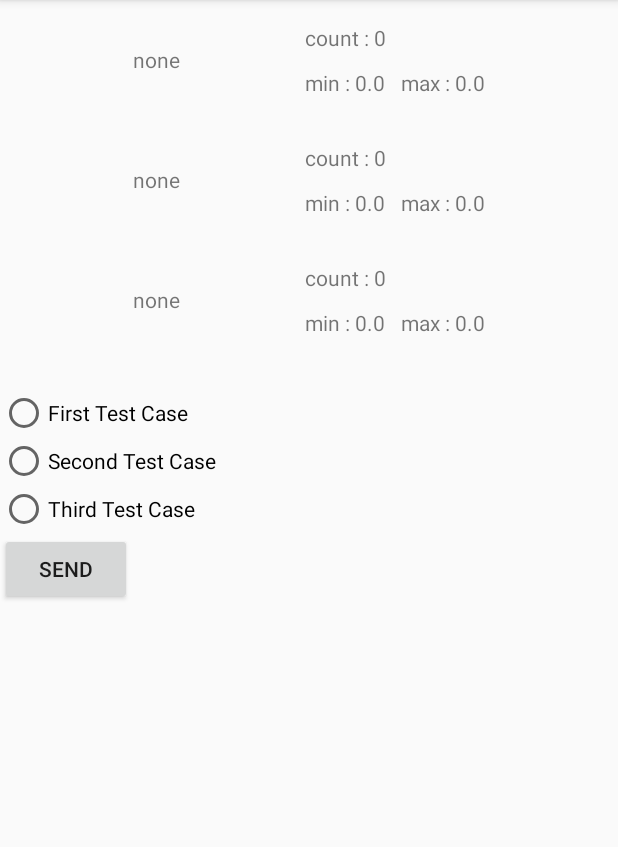
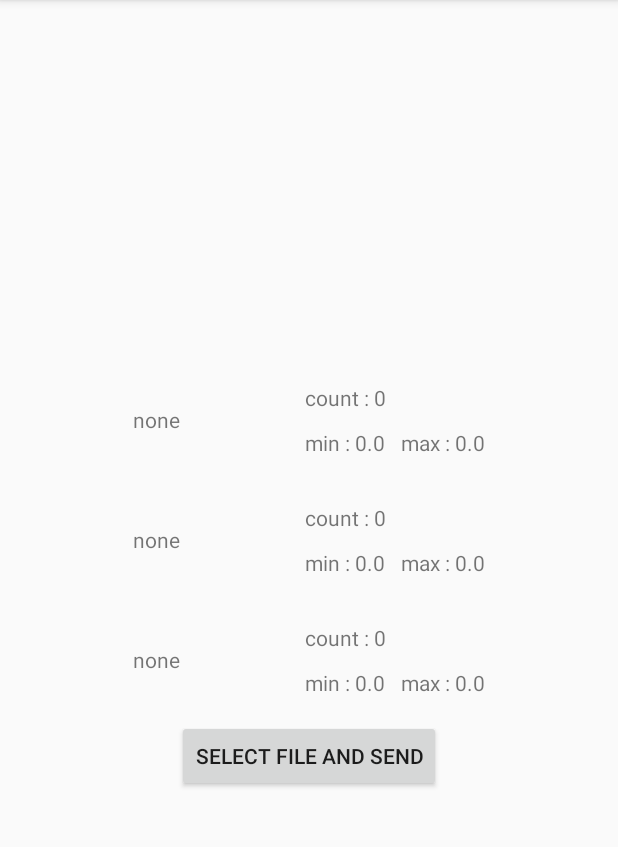
Before and after one commit to seunghwanly/des3776-01-application, an Android app: the screen it shows after launch (MainActivity), on a phone screen of 412 x 824 dp, the part 84-931 px from its top. Run offline under Robolectric (Android 15) with nearby library versions, the phone set to English and light mode, and no system bars; our stand-ins replace data binding.

Commit message:
android get result after file upload
- asynchronous way to get result
- copying real file to cachdir
- added multipart request interface

```diff
--- a/android/app/src/main/AndroidManifest.xml
+++ b/android/app/src/main/AndroidManifest.xml
@@ -2,6 +2,7 @@
 <manifest xmlns:android="http://schemas.android.com/apk/res/android"
     package="com.example.des3776">
     <uses-permission android:name="android.permission.INTERNET" />
+    <uses-permission android:name="android.permission.READ_EXTERNAL_STORAGE" />
     <application
         android:allowBackup="true"
         android:icon="@mipmap/ic_launcher"
--- a/android/app/src/main/java/com/example/des3776/HypertensionAPI.kt
+++ b/android/app/src/main/java/com/example/des3776/HypertensionAPI.kt
@@ -1,13 +1,19 @@
 package com.example.des3776
 
 import com.google.gson.JsonObject
+import okhttp3.MultipartBody
 import retrofit2.Call
-import retrofit2.http.GET
-import retrofit2.http.Query
+import retrofit2.http.*
 
 interface HyperTensionAPI {
     @GET("hypertensions")
     fun getEvaluation(
         @Query("index") index: Int
     ): Call<JsonObject>
+
+    @Multipart
+    @POST("hypertensions")
+    fun getResultFromFile(
+        @Part body: MultipartBody.Part,
+    ): Call<JsonObject>
 }
--- a/android/app/src/main/java/com/example/des3776/MainActivity.kt
+++ b/android/app/src/main/java/com/example/des3776/MainActivity.kt
@@ -1,32 +1,49 @@
 package com.example.des3776
 
 import android.annotation.SuppressLint
-import androidx.appcompat.app.AppCompatActivity
+import android.content.Intent
+import android.net.Uri
 import android.os.Bundle
 import android.util.Log
 import android.view.View
-import android.widget.*
+import android.widget.Button
+import androidx.activity.result.ActivityResultCallback
+import androidx.activity.result.ActivityResultLauncher
+import androidx.activity.result.contract.ActivityResultContracts
+import androidx.appcompat.app.AppCompatActivity
 import androidx.databinding.DataBindingUtil
-import androidx.lifecycle.MutableLiveData
 import androidx.lifecycle.Observer
-import androidx.lifecycle.ViewModelProviders
+import androidx.lifecycle.ViewModelProvider
 import androidx.recyclerview.widget.LinearLayoutManager
 import com.example.des3776.databinding.ActivityMainBinding
 import com.google.gson.JsonObject
-import retrofit2.*
+import okhttp3.MediaType
+import okhttp3.MultipartBody
+import okhttp3.RequestBody
+import retrofit2.Call
+import retrofit2.Callback
+import retrofit2.Response
+import retrofit2.Retrofit
 import retrofit2.converter.gson.GsonConverterFactory
+import java.io.File
+import java.io.FileInputStream
+import java.io.FileOutputStream
+
 
 class MainActivity : AppCompatActivity() {
     private lateinit var binding: ActivityMainBinding
     private lateinit var viewmodel: HypertensionViewModel
-    private var selectedIndex: Int = 1
+    private var selectedFileURI: Uri? = null
+    private lateinit var intentLauncher: ActivityResultLauncher<Intent>
 
+    //    private lateinit var intentLauncher: ActivityResultLauncher<String>
     @SuppressLint("SetTextI18n")
     override fun onCreate(savedInstanceState: Bundle?) {
         super.onCreate(savedInstanceState)
         // Data binding
         binding = DataBindingUtil.setContentView(this, R.layout.activity_main)
-        viewmodel = ViewModelProviders.of(this).get(HypertensionViewModel::class.java)
+        viewmodel = ViewModelProvider(this).get(HypertensionViewModel::class.java)
+
         binding.activity = this@MainActivity
         setRecyclerView()
 
@@ -40,26 +57,20 @@ class MainActivity : AppCompatActivity() {
             }
         viewmodel.observableData.observe(this, dataObserver)
 
-        val reqText: TextView = findViewById(R.id.desc_text)
-        val radioGroup: RadioGroup = findViewById(R.id.radio_group)
-        val radio1: RadioButton = findViewById(R.id.radio_1)
-        val radio2: RadioButton = findViewById(R.id.radio_2)
-        val radio3: RadioButton = findViewById(R.id.radio_3)
+        intentLauncher = registerForActivityResult(
+            ActivityResultContracts.StartActivityForResult(),
+//            ActivityResultContracts.GetContent(),
+            ActivityResultCallback { res ->
+//                selectedFileURI = res
+                if (res.resultCode == RESULT_OK) {
+                    selectedFileURI = res.data?.data
+                    Log.d("onActivityResult", selectedFileURI!!.toString())
+                }
+            }
+        )
+
         val reqBtn: Button = findViewById(R.id.req_btn)
-
-        // set attributes
-        radioGroup.setOnCheckedChangeListener { radioGroup, index ->
-            when (index) {
-                R.id.radio_1 -> selectedIndex = 1
-                R.id.radio_2 -> selectedIndex = 2
-                R.id.radio_3 -> selectedIndex = 3
-            }
-            reqText.text = "You have selected " + selectedIndex.toString()
-        }
-        radio1.text = "First Test Case"
-        radio2.text = "Second Test Case"
-        radio3.text = "Third Test Case"
-        reqBtn.text = "Send"
+        reqBtn.text = "Select File and Send"
     }
 
     private fun setRecyclerView() {
@@ -70,20 +81,59 @@ class MainActivity : AppCompatActivity() {
     }
 
     fun getEvaluationOfSelectedTestCase(view: View) {
+        /// select file first
+        val selectFileIntent = Intent().setType("*/*").setAction(Intent.ACTION_GET_CONTENT)
+        selectFileIntent.addCategory(Intent.CATEGORY_OPENABLE)
+//        selectFileIntent.type = "text/comma-separated-values"
+        selectFileIntent.addFlags(Intent.FLAG_GRANT_READ_URI_PERMISSION)
+        // execute
+        intentLauncher.launch(selectFileIntent)
 
-        val baseURL = "http://10.0.2.2:5000/"
+        if (selectedFileURI != null) {
+            // convert to inputStream
+            val inputStream = contentResolver.openInputStream(selectedFileURI!!)!!
+            val newlyWrittenFile =
+                File(cacheDir.absolutePath + "/" + selectedFileURI!!.port)
+
+            // write new file with outputStream
+            val outputStream = FileOutputStream(newlyWrittenFile)
+            val buf = ByteArray(1024)
+            var len: Int
+            while (true) {
+                len = inputStream.read(buf, 0, 1024)
+                if (len > 0) {
+                    outputStream.write(buf, 0, len)
+                } else break
+            }
+
+            outputStream.close()
+
+            Log.d("fileNEW", "wrote everything")
+
+            val requestFile = RequestBody.create(
+                MediaType.parse(contentResolver.getType(selectedFileURI!!)!!),
+                newlyWrittenFile
+            )
+            val requestBody =
+                MultipartBody.Part.createFormData("file", newlyWrittenFile.name, requestFile)
+
+            // execute the request
             // use Retrofit to create request
+            val baseURL = "http://10.0.2.2:3000/"
             val retrofit =
-            Retrofit.Builder().baseUrl(baseURL).addConverterFactory(GsonConverterFactory.create())
+                Retrofit.Builder().baseUrl(baseURL)
+                    .addConverterFactory(GsonConverterFactory.create())
                     .build()
             val api = retrofit.create(HyperTensionAPI::class.java)
-        val callGetEvaluation = api.getEvaluation(selectedIndex)
+            val call = api.getResultFromFile(requestBody)
 
-        callGetEvaluation.enqueue(object : Callback<JsonObject> {
+            /// use in asychronous way
+            call.enqueue(object : Callback<JsonObject> {
                 override fun onResponse(
                     call: Call<JsonObject>,
                     response: Response<JsonObject>
                 ) {
+                    Log.d("onCall", call.isExecuted.toString() + call.toString())
                     val results = response.body()?.getAsJsonArray("result")
 
                     if (results != null) {
@@ -101,7 +151,6 @@ class MainActivity : AppCompatActivity() {
                         Log.d("getEvaluationOfSelectedTestCase", parsedHypertensions.toString())
                         viewmodel.observableData.postValue(parsedHypertensions as ArrayList<Hypertension>?)
                     }
-                Log.d("onRequest", "success ${results.toString()}")
                 }
 
                 override fun onFailure(call: Call<JsonObject>, t: Throwable) {
@@ -110,3 +159,4 @@ class MainActivity : AppCompatActivity() {
             })
         }
     }
+}
--- a/android/app/src/main/res/layout/activity_main.xml
+++ b/android/app/src/main/res/layout/activity_main.xml
@@ -14,42 +14,13 @@
         android:layout_width="match_parent"
         android:layout_height="match_parent"
         android:orientation="vertical"
+        android:gravity="center"
         tools:context=".MainActivity">
 
         <androidx.recyclerview.widget.RecyclerView
             android:id="@+id/geno_recyclerview"
             android:layout_width="match_parent"
             android:layout_height="wrap_content" />
-
-        <TextView
-            android:id="@+id/desc_text"
-            android:layout_width="wrap_content"
-            android:layout_height="wrap_content" />
-
-        <RadioGroup
-            android:id="@+id/radio_group"
-            android:layout_width="match_parent"
-            android:layout_height="wrap_content"
-            android:orientation="vertical">
-
-            <RadioButton
-                android:id="@+id/radio_1"
-                android:layout_width="match_parent"
-                android:layout_height="wrap_content"
-                android:layout_weight="1" />
-
-            <RadioButton
-                android:id="@+id/radio_2"
-                android:layout_width="match_parent"
-                android:layout_height="wrap_content"
-                android:layout_weight="1" />
-
-            <RadioButton
-                android:id="@+id/radio_3"
-                android:layout_width="match_parent"
-                android:layout_height="wrap_content"
-                android:layout_weight="1" />
-        </RadioGroup>
 
         <Button
             android:id="@+id/req_btn"
--- a/android/build.gradle
+++ b/android/build.gradle
@@ -8,7 +8,7 @@ buildscript {
 
     }
     dependencies {
-        classpath 'com.android.tools.build:gradle:3.6.1'
+        classpath 'com.android.tools.build:gradle:3.6.4'
         classpath "org.jetbrains.kotlin:kotlin-gradle-plugin:$kotlin_version"
 
         // NOTE: Do not place your application dependencies here; they belong
@@ -20,7 +20,9 @@ allprojects {
     repositories {
         google()
         jcenter()
-
+        maven {
+            url 'https://jitpack.io'
+        }
     }
 }
 
```
Also changed, not shown: android/app/build.gradle (+7 -6 lines). Lines whose indentation alone changed are shown as unchanged.
